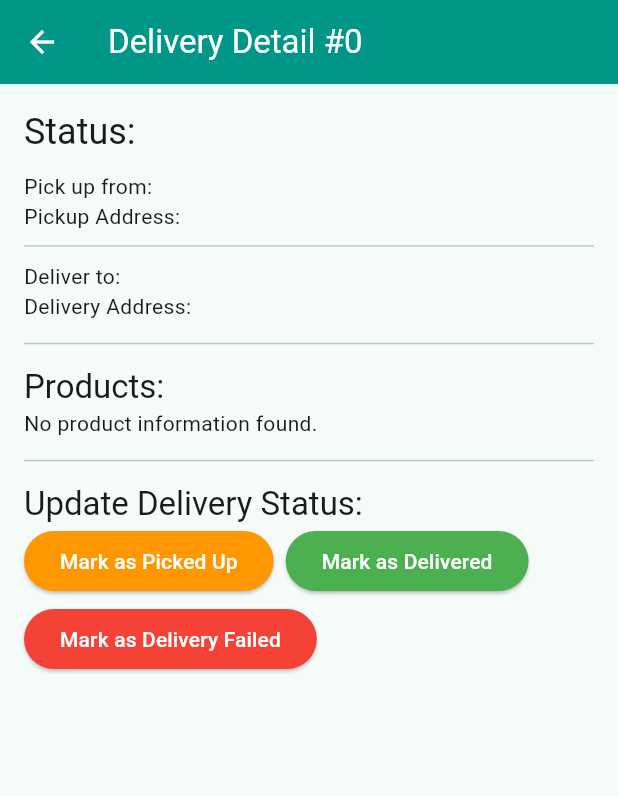
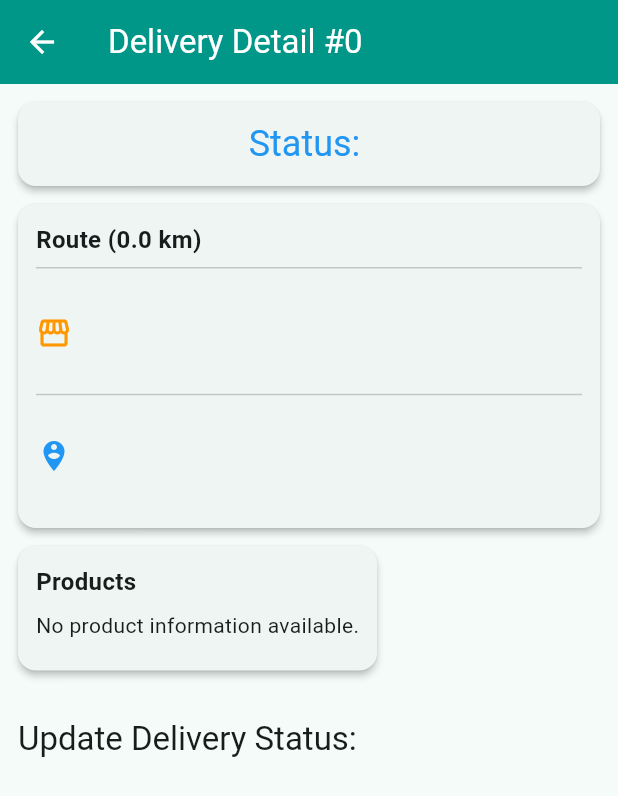
Before and after one commit to Zyp655/FoodSales_FE, a Flutter app: the DeliveryOrderDetailScreen screen opened directly with empty values, on a phone screen of 412 x 824 dp. Shown: the top 796 px of the screen. Run offline on Flutter 3.47's test engine with Material 3 defaults, Android fonts, the phone set to English and light mode, and no system bars; our stand-ins replace flutter_riverpod, google_fonts, image_picker.

Commit message:
delivery screen and seller analytics

```diff
--- a/lib/features/delivery/screens/delivery_order_detail_screen.dart
+++ b/lib/features/delivery/screens/delivery_order_detail_screen.dart
@@ -2,81 +2,159 @@ import 'package:flutter/material.dart';
 import 'package:flutter_riverpod/flutter_riverpod.dart';
 import 'package:cnpm_ptpm/models/order.dart';
 import 'package:cnpm_ptpm/providers/delivery_provider.dart';
+import '../widgets/available_order_details/route_card.dart';
+import '../widgets/available_order_details/product_list_card.dart';
 
-class DeliveryOrderDetailScreen extends ConsumerWidget {
+class DeliveryOrderDetailScreen extends ConsumerStatefulWidget {
   static const routeName = '/delivery-order-detail';
   final Order order;
 
   const DeliveryOrderDetailScreen({super.key, required this.order});
 
-  void _updateStatus(WidgetRef ref, String newStatus) {
-    ref
-        .read(deliveryProvider.notifier)
-        .updateDeliveryStatus(order.id!, newStatus);
+  @override
+  ConsumerState<DeliveryOrderDetailScreen> createState() =>
+      _DeliveryOrderDetailScreenState();
+}
+
+class _DeliveryOrderDetailScreenState
+    extends ConsumerState<DeliveryOrderDetailScreen> {
+  late Order _currentOrder;
+
+  @override
+  void initState() {
+    super.initState();
+    _currentOrder = widget.order;
+  }
+
+  Future<void> _updateStatus(String newStatus) async {
+    try {
+      final updatedOrder = await ref
+          .read(deliveryProvider.notifier)
+          .updateDeliveryStatus(_currentOrder.id!, newStatus);
+
+      ref.read(deliveryProvider.notifier).fetchDeliveryStats();
+
+      if (mounted) {
+        if (newStatus == Order.STATUS_DELIVERED ||
+            newStatus == Order.STATUS_CANCELLED) {
+          Navigator.of(context).pop();
+        } else {
+          setState(() {
+            _currentOrder = updatedOrder;
+          });
+        }
+      }
+    } catch (e) {
+      if (mounted) {
+        ScaffoldMessenger.of(context).showSnackBar(
+          SnackBar(
+            content: Text(ref.read(deliveryProvider).error ?? 'Failed to update'),
+            backgroundColor: Colors.red,
+          ),
+        );
+      }
+    }
   }
 
   @override
-  Widget build(BuildContext context, WidgetRef ref) {
+  Widget build(BuildContext context) {
+    final deliveryState = ref.watch(deliveryProvider);
+
     return Scaffold(
       appBar: AppBar(
-        title: Text('Delivery Detail #${order.id}'),
+        title: Text('Delivery Detail #${_currentOrder.id}'),
       ),
       body: SingleChildScrollView(
-        padding: const EdgeInsets.all(16.0),
+        padding: const EdgeInsets.all(12.0),
         child: Column(
           crossAxisAlignment: CrossAxisAlignment.start,
           children: [
-            Text('Status: ${order.status ?? 'N/A'}', style: Theme.of(context).textTheme.headlineSmall),
+            Card(
+              elevation: 2,
+              margin: const EdgeInsets.only(bottom: 12),
+              child: Padding(
+                padding: const EdgeInsets.all(12.0),
+                child: Center(
+                  child: Text(
+                    'Status: ${_currentOrder.status ?? 'N/A'}',
+                    style: Theme.of(context)
+                        .textTheme
+                        .headlineSmall
+                        ?.copyWith(color: Colors.blue),
+                  ),
+                ),
+              ),
+            ),
+
+            RouteCard(order: _currentOrder),
+
+            ProductListCard(order: _currentOrder),
+
+            const SizedBox(height: 20),
+            Text(
+              'Update Delivery Status:',
+              style: Theme.of(context).textTheme.titleLarge,
+            ),
             const SizedBox(height: 10),
-            Text('Pick up from: ${order.seller?.name ?? 'Unknown'}'),
-            Text('Pickup Address: ${order.seller?.address ?? 'N/A'}'),
-            const Divider(height: 20),
-            Text('Deliver to: ${order.user?.name ?? 'Unknown Customer'}'),
-            Text('Delivery Address: ${order.deliveryAddress ?? 'N/A'}'),
-            const Divider(height: 30),
-            Text('Products:', style: Theme.of(context).textTheme.titleLarge),
-            if (order.items == null || order.items!.isEmpty)
-              const Text('No product information found.')
-            else
-              ListView.builder(
-                shrinkWrap: true,
-                physics: const NeverScrollableScrollPhysics(),
-                itemCount: order.items!.length,
-                itemBuilder: (ctx, index) {
-                  final item = order.items![index];
-                  return ListTile(
-                    dense: true,
-                    title: Text(item.product?.name ?? 'Unknown product'),
-                    subtitle: Text('Quantity: ${item.quantity}'),
-                  );
-                },
+
+            if (_currentOrder.status == Order.STATUS_PICKING_UP)
+              _StatusButton(
+                title: 'Mark as In Transit',
+                color: Colors.orange,
+                isLoading: deliveryState.isLoading,
+                onPressed: () => _updateStatus(Order.STATUS_IN_TRANSIT),
               ),
-            const Divider(height: 30),
-            Text('Update Delivery Status:', style: Theme.of(context).textTheme.titleLarge),
-            Wrap(
-              spacing: 8.0,
-              runSpacing: 4.0,
-              children: <Widget>[
-                ElevatedButton(
-                  onPressed: () => _updateStatus(ref, 'picked_up'),
-                  style: ElevatedButton.styleFrom(backgroundColor: Colors.orange),
-                  child: const Text('Mark as Picked Up'),
+
+            if (_currentOrder.status == Order.STATUS_IN_TRANSIT)
+              _StatusButton(
+                title: 'Mark as Delivered',
+                color: Colors.green,
+                isLoading: deliveryState.isLoading,
+                onPressed: () => _updateStatus(Order.STATUS_DELIVERED),
+              ),
+
+            if (_currentOrder.status == Order.STATUS_PICKING_UP ||
+                _currentOrder.status == Order.STATUS_IN_TRANSIT)
+              Padding(
+                padding: const EdgeInsets.only(top: 8.0),
+                child: _StatusButton(
+                  title: 'Mark as Delivery Failed',
+                  color: Colors.red,
+                  isLoading: deliveryState.isLoading,
+                  onPressed: () => _updateStatus(Order.STATUS_CANCELLED),
                 ),
-                ElevatedButton(
-                  onPressed: () => _updateStatus(ref, 'delivered'),
-                  style: ElevatedButton.styleFrom(backgroundColor: Colors.green),
-                  child: const Text('Mark as Delivered'),
-                ),
-                ElevatedButton(
-                  onPressed: () => _updateStatus(ref, 'failed'),
-                  style: ElevatedButton.styleFrom(backgroundColor: Colors.red),
-                  child: const Text('Mark as Delivery Failed'),
-                ),
-              ],
-            )
+              ),
           ],
         ),
       ),
     );
   }
 }
+
+class _StatusButton extends StatelessWidget {
+  final String title;
+  final Color color;
+  final bool isLoading;
+  final VoidCallback onPressed;
+
+  const _StatusButton({
+    required this.title,
+    required this.color,
+    required this.isLoading,
+    required this.onPressed,
+  });
+
+  @override
+  Widget build(BuildContext context) {
+    return ElevatedButton(
+      style: ElevatedButton.styleFrom(
+        backgroundColor: color,
+        minimumSize: const Size(double.infinity, 50),
+      ),
+      onPressed: isLoading ? null : onPressed,
+      child: isLoading
+          ? const CircularProgressIndicator(color: Colors.white)
+          : Text(title, style: const TextStyle(color: Colors.white)),
+    );
+  }
+}
--- a/lib/features/user/screens/become_delivery_screen.dart
+++ b/lib/features/user/screens/become_delivery_screen.dart
@@ -84,7 +84,7 @@ class _BecomeDeliveryScreenState extends ConsumerState<BecomeDeliveryScreen> {
         SnackBar(
           content: Text(
             success
-                ? 'Application submitted! Awaiting admin review.' // Thay đổi thông báo
+                ? 'Application submitted! Awaiting admin review.'
                 : ref.read(accountProvider).error ?? 'Submission failed.',
           ),
           backgroundColor: success ? Colors.green : Colors.red,
--- a/lib/features/user/screens/change_password_screen.dart
+++ b/lib/features/user/screens/change_password_screen.dart
@@ -48,8 +48,6 @@ class _ChangePasswordScreenState extends ConsumerState<ChangePasswordScreen> {
         _newPasswordController.clear();
         _confirmPasswordController.clear();
         FocusScope.of(context).unfocus();
-        // Optionally navigate back after success
-        // Navigator.of(context).pop();
       }
       setState(() => _isSavingPassword = false);
     }
@@ -61,13 +59,13 @@ class _ChangePasswordScreenState extends ConsumerState<ChangePasswordScreen> {
       appBar: AppBar(
         title: const Text('Change Password'),
       ),
-      body: SingleChildScrollView( // Use SingleChildScrollView in case keyboard appears
+      body: SingleChildScrollView(
         padding: const EdgeInsets.all(20.0),
         child: Form(
           key: _passwordFormKey,
           child: Column(
             children: [
-              const SizedBox(height: 20), // Add some spacing
+              const SizedBox(height: 20),
               TextFormField(
                 controller: _currentPasswordController,
                 decoration: const InputDecoration(labelText: 'Current Password'),
```
Also changed, not shown: lib/app_router.dart (+24 -14 lines), lib/features/delivery/screens/assigned_orders_screen.dart (added, +96 -0 lines), lib/features/delivery/screens/available_order_detail_screen.dart (added, +81 -0 lines), lib/features/delivery/widgets/assigned_order_list_item.dart (added, +40 -0 lines), lib/features/user/screens/product_detail_screen.dart (+17 -10 lines), lib/features/user/screens/settings_screen.dart (+6 -6 lines), lib/features/user/screens/transaction_screen.dart (added, +75 -0 lines), lib/models/seller_analytics.dart (added, +52 -0 lines), lib/providers/delivery_provider.dart (+14 -5 lines), lib/providers/seller_provider.dart (+21 -0 lines), lib/repositories/seller_repository.dart (+18 -1 lines).
